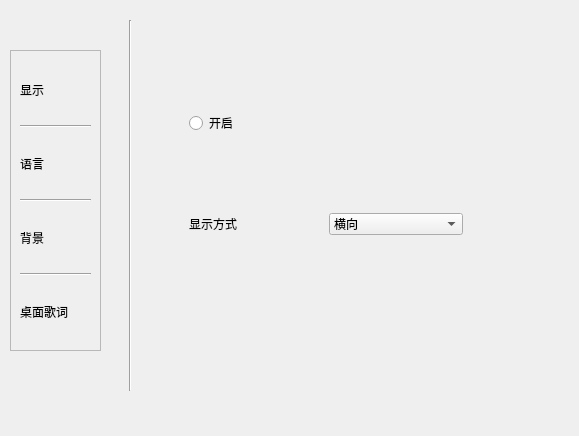
Old version of the form Lyrics/settings.ui in the repository georgezzzh/SpotifyLyricQt.
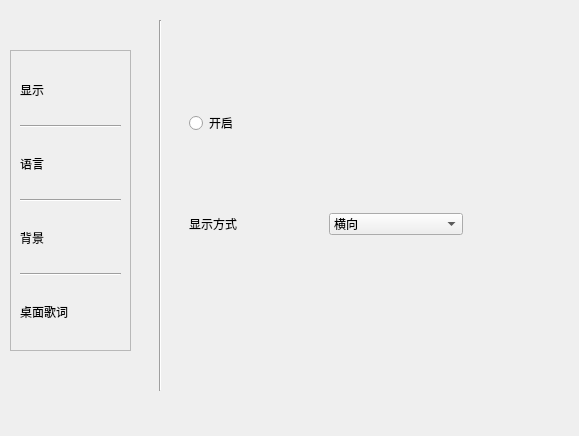
New version of the form. Custom widgets are drawn as their Qt base class.

```diff
--- a/Lyrics/settings.ui
+++ b/Lyrics/settings.ui
@@ -217,7 +217,7 @@
     <rect>
      <x>10</x>
      <y>50</y>
-     <width>91</width>
+     <width>121</width>
      <height>301</height>
     </rect>
    </property>
@@ -282,7 +282,7 @@
   <widget class="Line" name="line_3">
    <property name="geometry">
     <rect>
-     <x>120</x>
+     <x>150</x>
      <y>20</y>
      <width>20</width>
      <height>371</height>
```
